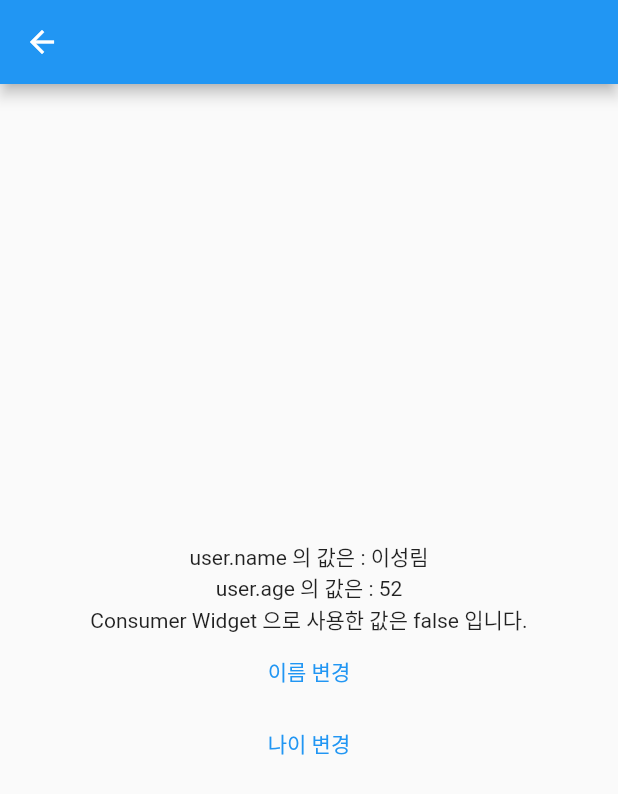
After one commit to sunglimlee/river_pod, a Flutter app: the UsingSelectScreen screen opened directly, on a phone screen of 412 x 824 dp. The commit adds this screen. Shown: the top 794 px of the screen. Run offline on Flutter 3.47's test engine with Material 2 defaults, Android fonts, the light colour scheme and no system bars; our stand-ins replace flutter_riverpod.

Commit message:
RiverPod 에 대해, Provider, ValueProvider, StateProvider, FutureProvider, StreamProvider, ChangeNotifyProvider, StateNotifyProvider, family modifier, autoDispose, - 추가 설명은 Apple 의 notes 에서 - read 대신 watch - Stream<int>, Future<int> 위해서 .stream, .future, - StreamProvider 의 일반적인 리턴은 Async<inc> 이다. - FutureProvider 도 마찬가지이다. - select 사용 - ⭐⭐⭐⭐⭐ 꼭 기억해야 할게 stateProvider 도 immutable 이므로 새로 값을 만들어서 update 를 해야한다.

```diff
--- /dev/null
+++ b/lib/data/user.dart
@@ -0,0 +1,9 @@
+import 'package:flutter_riverpod/flutter_riverpod.dart';
+
+class User {
+  String name;
+  int age;
+
+  User({required this.name, required this.age});
+
+}
--- a/lib/provider/state_provider.dart
+++ b/lib/provider/state_provider.dart
@@ -1,7 +1,12 @@
 import 'package:flutter_riverpod/flutter_riverpod.dart';
+import 'package:river_pod/data/user.dart';
 
 // 하나의 값을 제공하는 간단한 형태의 Provider
 final boolStateProvider = StateProvider<bool>((ref) => false);
 // family modifier 를 사용해서 bool 형 StateProvider 를 하나 더 만들어 사용해 본다.
 final boolUsingFamilyModifierStateProvider =
     StateProvider.autoDispose.family<bool, bool>((ref, initValue) => initValue);
+
+final countStateProvider = StateProvider<int>((ref) => 0);
+
+final userStateProvider = StateProvider<User>((ref) => User(name: '이성림', age: 52));
--- a/lib/provider/value_provider.dart
+++ b/lib/provider/value_provider.dart
@@ -1,4 +1,6 @@
 import 'package:flutter_riverpod/flutter_riverpod.dart';
+
+import '../data/user.dart';
 
 final valueProvider = Provider<int>((ref) {
   return ValueProvider()._initValue;
@@ -11,3 +13,5 @@ class ValueProvider {
 
   int get initValue => _initValue;
 }
+
+final userProvider = Provider<User>((ref) => User(name: '김기옥', age: 76));
--- a/lib/screen/stream_provider_screen.dart
+++ b/lib/screen/stream_provider_screen.dart
@@ -12,8 +12,8 @@ class StreamProviderScreen extends ConsumerWidget {
     return Scaffold(
       appBar: AppBar(),
       body: Column(mainAxisAlignment: MainAxisAlignment.center, children: [
-        /*StreamBuilder(
-          stream: ref.watch(apiServiceTestingStreamIntProvider).getStream(),
+        StreamBuilder(
+          stream: ref.watch(streamIntProvider.stream),
           builder: (BuildContext context, AsyncSnapshot<dynamic> snapshot) {
             if (!snapshot.hasData) {
               return const Center(
@@ -22,7 +22,7 @@ class StreamProviderScreen extends ConsumerWidget {
             }
             return Text(snapshot.data.toString());
           },
-        ),*/
+        ),
         Center(
             child: streamIntWatch.when(
                 data: (int data) {
--- /dev/null
+++ b/lib/screen/using_select_screen.dart
@@ -0,0 +1,55 @@
+import 'package:flutter/material.dart';
+import 'package:flutter_riverpod/flutter_riverpod.dart';
+import 'package:river_pod/data/user.dart';
+import 'package:river_pod/provider/state_provider.dart';
+import 'package:river_pod/provider/value_provider.dart';
+
+class UsingSelectScreen extends ConsumerWidget {
+  const UsingSelectScreen({Key? key}) : super(key: key);
+
+  @override
+  Widget build(BuildContext context, WidgetRef ref) {
+    // state 다 state 는 immutable 이므로 카피해서 update 를 해주어라. 꼭 꼭 기억하도록 하자. ⭐⭐⭐⭐⭐⭐⭐⭐⭐️
+    final userWatch = ref.watch(userStateProvider);
+    final user2Watch = ref.watch(userProvider); // 작동안한다. 그냥 일반적인 값을 사용하도록 한다.
+    final boolWatch = ref.watch(boolStateProvider); // initial value is false
+    return Scaffold(
+      appBar: AppBar(),
+      body: Center(
+        child: Column(
+          mainAxisAlignment: MainAxisAlignment.center,
+          children: [
+            // 여기서 name 만 사용한다고 가정하고 select 를 쓴다.
+            Text('user.name 의 값은 : ${ref.watch(userStateProvider.select((value) => value.name))}'),
+            Text('user.age 의 값은 : ${userWatch.age.toString()}'),
+            Text('Consumer Widget 으로 사용한 값은 $boolWatch 입니다.'),
+            TextButton(
+                onPressed: () {
+                  // 이렇게 하니깐 값이 안바뀐다. 이유는 아래에서
+                  // https://stackoverflow.com/questions/73078012/riverpod-state-update-does-not-rebuild-the-widget
+                  //ref.read(userStateProvider.notifier).state.name = '이주호';
+                  // 이렇게 새로운 값을 카피해서 그걸 다시 넣어주어야 한다. 왜냐하면 stateProvider 는 stateNotifierProvider 의 축소판이고 immutable 이어야 하니깐.
+                  User user = User(
+                      name: ref.read(userStateProvider).name,
+                      age: ref.read(userStateProvider).age);
+                  user.name = '이주호';
+                  ref.read(userStateProvider.notifier).update((state) => user);
+                  //ref.read(boolStateProvider.notifier).state = !ref.read(boolStateProvider.notifier).state;
+                },
+                child: const Text('이름 변경')),
+            TextButton(
+                onPressed: () {
+                  User user = User(
+                      name: ref.read(userStateProvider).name,
+                      age: ref.read(userStateProvider).age);
+                  user.age = 35;
+                  ref.read(userStateProvider.notifier).update((state) => user);
+                  //ref.read(boolStateProvider.notifier).state = !ref.read(boolStateProvider.notifier).state;
+                },
+                child: const Text('나이 변경')),
+          ],
+        ),
+      ),
+    );
+  }
+}
--- /dev/null
+++ b/lib/screen/using_watch_instead_of_read_screen.dart
@@ -0,0 +1,26 @@
+import 'package:flutter/material.dart';
+import 'package:flutter_riverpod/flutter_riverpod.dart';
+import 'package:river_pod/provider/state_provider.dart';
+
+class UsingWatchInstreadOfReadScreen extends ConsumerWidget {
+  const UsingWatchInstreadOfReadScreen({Key? key}) : super(key: key);
+
+  @override
+  Widget build(BuildContext context, WidgetRef ref) {
+    final countWatch = ref.watch(countStateProvider);
+    return Scaffold(
+      appBar: AppBar(),
+      body: Center( // 정렬을 이렇게 하는구나.
+        child: Column(mainAxisAlignment: MainAxisAlignment.center, children: [
+          Text(countWatch.toString()),
+          TextButton(onPressed: (){
+            ref.read(countStateProvider.notifier).state++;
+          }, child: const Text('ref.read 를 이용해서 값을 변경')),
+          TextButton(onPressed: (){
+            ref.watch(countStateProvider.notifier).state++;
+          }, child: const Text('ref.watch 를 이용해서 값을 변경\n이렇게 watch 를 써도 아무 이상없이 똑같이 된다.')),
+        ]),
+      ),
+    );
+  }
+}
```
Also changed, not shown: lib/main.dart (+8 -0 lines), lib/screen/future_provider_screen.dart (+10 -1 lines).
